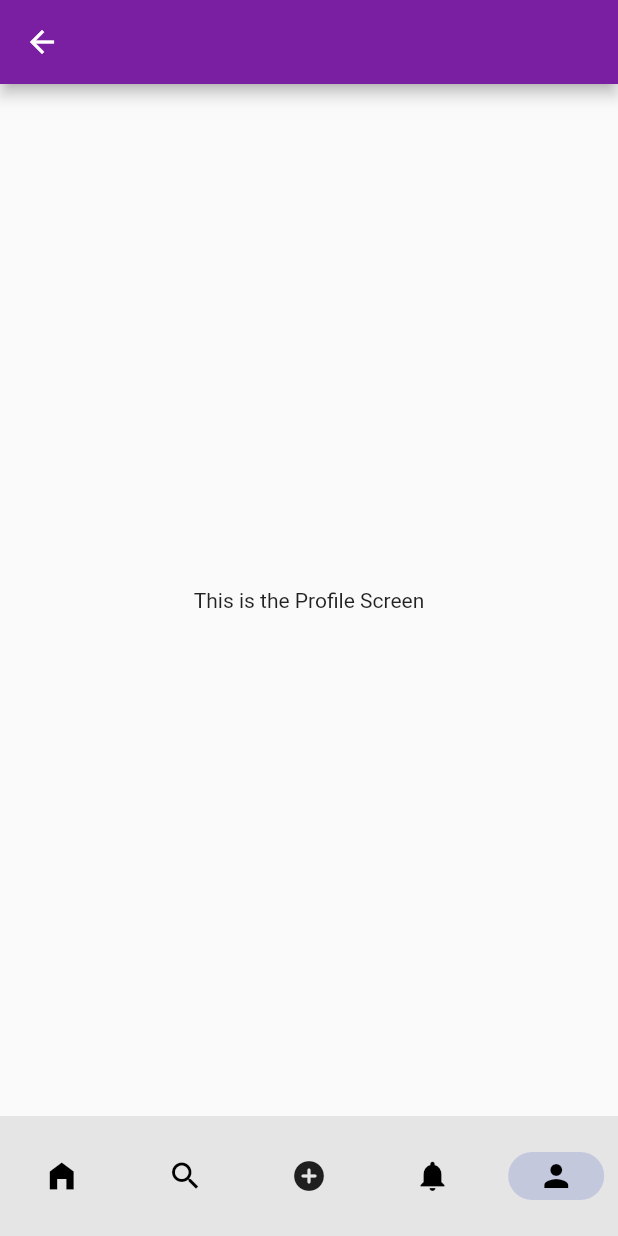
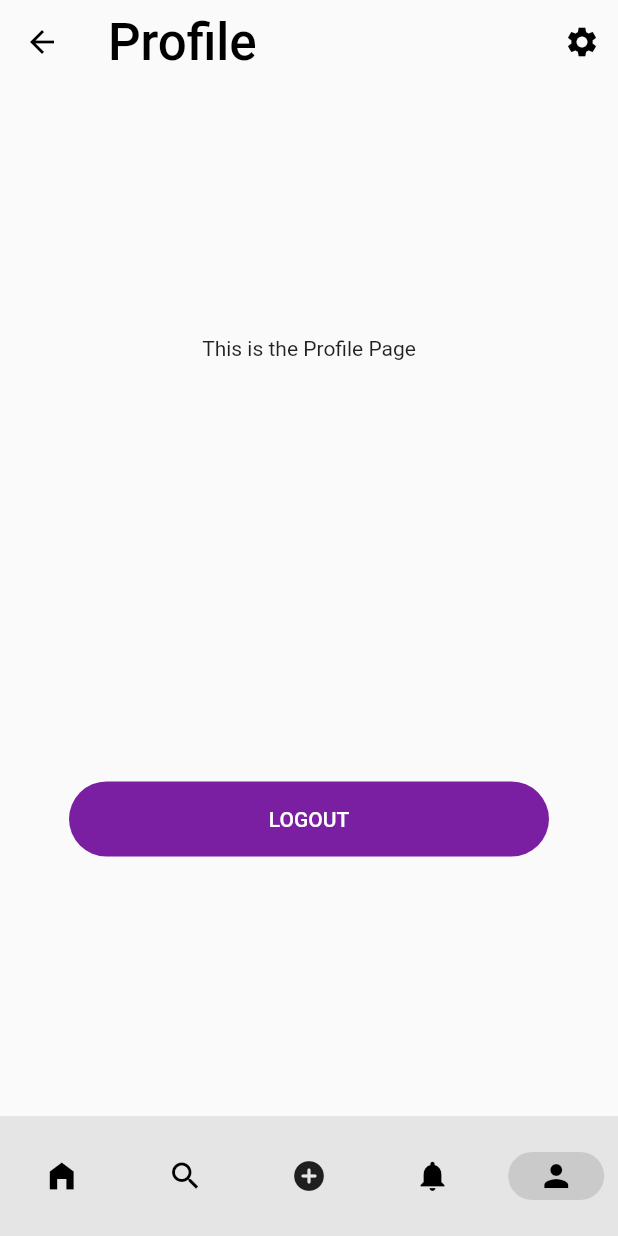
Before and after one commit to atomich26/intouch-flutter, a Flutter app: the Home screen opened directly, swiped to page 4, on a phone screen of 412 x 824 dp. Run offline on Flutter 3.47's test engine with Material 2 defaults, Android fonts, the phone set to English and light mode, and no system bars; our stand-ins replace firebase_auth, firebase_core, lottie; accounts and stored records are empty; Roboto replaces fonts that are missing (righteous).

Commit message:
Form Login and Register

```diff
--- /dev/null
+++ b/intouch/lib/intouch_widgets.dart
@@ -0,0 +1,103 @@
+import 'package:flutter/material.dart';
+import 'package:flutter/services.dart';
+
+
+AppBar inTouchAppBar(BuildContext context, String? title){
+  return AppBar(
+    title: Text(
+              '$title',
+              textAlign: TextAlign.left,
+              textScaleFactor: 1.7,
+              ),
+    foregroundColor: Theme.of(context).colorScheme.onSurface,
+    backgroundColor: Theme.of(context).colorScheme.surface,
+    systemOverlayStyle: SystemUiOverlayStyle(statusBarColor: Colors.transparent, statusBarIconBrightness: Brightness.dark),
+    elevation: 0.0,
+    actions: <Widget>[
+        IconButton(
+          icon: Icon(Icons.settings),
+          onPressed: () {
+
+          },
+        ),
+      ],
+    );
+}
+
+
+TextFormField inTouchTextFormField(BuildContext context, String text, IconData? icon, bool isPassword, bool isEmail, TextEditingController controller, FormFieldValidator<String> validator){
+  return TextFormField(
+    validator: validator,
+    controller: controller,
+    style: TextStyle(color: Theme.of(context).colorScheme.onSurface),
+    obscureText: isPassword,
+    keyboardType: isEmail ? TextInputType.emailAddress : null,
+    decoration: InputDecoration(
+      border: OutlineInputBorder(
+        borderSide: BorderSide(style: BorderStyle.none),
+        borderRadius: BorderRadius.circular(15.0)
+        ),
+      floatingLabelBehavior: FloatingLabelBehavior.auto,
+      labelText: text,
+      ),
+    );
+}
+
+String? emailValidator (String? email){
+  if(email == null|| email.isEmpty){
+    return 'Please insert an Email';
+  }
+
+  String emailPattern = r'\w+@\w+\.\w+';
+  RegExp regex = RegExp(emailPattern);
+  if(!regex.hasMatch(email)) {
+    return 'Please insert a valid Email Address';
+  }
+}
+
+Container inTouchLongButton(BuildContext context, String text, IconData? icon, bool isConfirm, Function onTap){
+  return Container(
+    width: MediaQuery.of(context).size.width,
+    height:50,
+    margin: const EdgeInsets.symmetric(vertical: 5.0, horizontal: 10.0),
+    decoration: BoxDecoration(borderRadius: BorderRadius.circular(90)),
+    child: ElevatedButton(
+      onPressed: ()
+      {
+        onTap();
+      },
+      style: ButtonStyle(
+        elevation: MaterialStatePropertyAll(0.0),
+        backgroundColor:
+            MaterialStateProperty.resolveWith<Color?>(
+
+              (Set<MaterialState> states) {
+                if(states.contains(MaterialState.pressed)){
+                  if(isConfirm){
+                    return Theme.of(context).colorScheme.primary.withOpacity(0.5);
+                    }
+                  else{
+                    return Theme.of(context).colorScheme.secondary.withOpacity(0.5);
+                  }
+                }
+                else if(isConfirm){
+                  return Theme.of(context).colorScheme.primary;
+                }
+                else{
+                  return Theme.of(context).colorScheme.secondary;
+                }
+              }
+            ),
+            shape: MaterialStateProperty.all(
+              RoundedRectangleBorder(borderRadius: BorderRadius.circular(30))
+            )
+      ),
+      child: Text(
+        '$text',
+        style: TextStyle(
+          color: isConfirm? Theme.of(context).colorScheme.onPrimary : Theme.of(context).colorScheme.onSecondary,
+        )
+      ),
+    ),
+  );
+}
--- /dev/null
+++ b/intouch/lib/models/user.dart
@@ -0,0 +1,5 @@
+class AppUser{
+  final String uid;
+
+  AppUser ({required this.uid});
+}
--- a/intouch/lib/screens/home/home.dart
+++ b/intouch/lib/screens/home/home.dart
@@ -1,9 +1,11 @@
 import 'package:flutter/material.dart';
+import 'package:intouch/intouch_widgets.dart';
 import 'package:intouch/screens/home/pages/feed.dart';
 import 'package:intouch/screens/home/pages/notifications.dart';
 import 'package:intouch/screens/home/pages/profile.dart';
 import 'package:intouch/screens/home/pages/search.dart';
 import 'package:intouch/screens/home/pages/event_form.dart';
+import 'package:intouch/themes.dart';
 
 class Home extends StatefulWidget {
   const Home({super.key});
@@ -19,7 +21,6 @@ class _HomeState extends State<Home> {
   @override
   Widget build(BuildContext context) {
     return Scaffold(
-      appBar: AppBar(),
         body: PageView(
           controller: controller,
           children: <Widget>[
--- a/intouch/lib/screens/home/pages/notifications.dart
+++ b/intouch/lib/screens/home/pages/notifications.dart
@@ -1,11 +1,15 @@
 import 'package:flutter/material.dart';
+import 'package:intouch/intouch_widgets.dart';
 
 class Notifications extends StatelessWidget {
   const Notifications({super.key});
+  final String title = 'Notifications';
 
   @override
   Widget build(BuildContext context) {
-    return const Scaffold(
+    return Scaffold(
+
+      appBar: inTouchAppBar(context,'$this' ),
       body: Center(
         child: Text('This is the Notifications Screen'),
         ),
--- a/intouch/lib/screens/home/pages/profile.dart
+++ b/intouch/lib/screens/home/pages/profile.dart
@@ -1,14 +1,32 @@
 import 'package:flutter/material.dart';
+import 'package:intouch/intouch_widgets.dart';
+import 'package:intouch/services/auth_service.dart';
 
 class Profile extends StatelessWidget {
-  const Profile({super.key});
+  Profile({super.key});
+  final String title = 'Profile';
+  final AuthService _auth = AuthService();
 
   @override
   Widget build(BuildContext context) {
-    return const Scaffold(
-      body: Center(
-        child: Text('This is the Profile Screen'),
-      )
-    );
-  }
+    return Scaffold(
+        appBar: inTouchAppBar(context, '$title'),
+            body: Center(
+              child: Padding(
+                padding: const EdgeInsets.all(36.0),
+                child: Column(
+                  mainAxisAlignment: MainAxisAlignment.spaceEvenly,
+                  crossAxisAlignment: CrossAxisAlignment.center,
+                  children : <Widget> [
+                    Text('This is the Profile Page'),
+                    SizedBox(height:12.0),
+                    inTouchLongButton(context, 'LOGOUT', null, true, () async {
+                      await _auth.signOut();
+                    })
+                  ],
+                ),
+              )
+            )
+      );
+    }
 }
--- a/intouch/lib/themes.dart
+++ b/intouch/lib/themes.dart
@@ -9,7 +9,7 @@ ThemeData lightTheme = ThemeData(
       primary: Colors.purple[700]!,
       onPrimary: Colors.white,
       primaryContainer: Colors.white70 ,
-      secondary: Colors.indigo[400]!,
+      secondary: Colors.grey[600]!,
       onSecondary: Colors.white,
       onSecondaryContainer: Colors.black,
       tertiary: Colors.red[300]!,
@@ -21,6 +21,7 @@ ThemeData lightTheme = ThemeData(
       background: Colors.grey[50]!,
       onBackground: Colors.black,
       surface: Colors.grey[50]!,
-      onSurface: Colors.black
+      onSurface: Colors.black,
+
    ),
 );
```
Also changed, not shown: intouch/lib/main.dart (+15 -4 lines), intouch/lib/screens/auth/intro.dart (+20 -17 lines), intouch/lib/screens/auth/login.dart (+95 -0 lines), intouch/lib/screens/auth/register.dart (added, +135 -0 lines), intouch/lib/screens/home/pages/feed.dart (+6 -3 lines), intouch/lib/screens/home/pages/search.dart (+7 -5 lines), intouch/lib/services/auth_service.dart (added, +60 -0 lines), intouch/lib/wrapper.dart (added, +22 -0 lines), intouch/pubspec.yaml (+22 -16 lines), intouch/lib/screens/auth/signup.dart (deleted), intouch/pubspec.lock, 8 other files.
